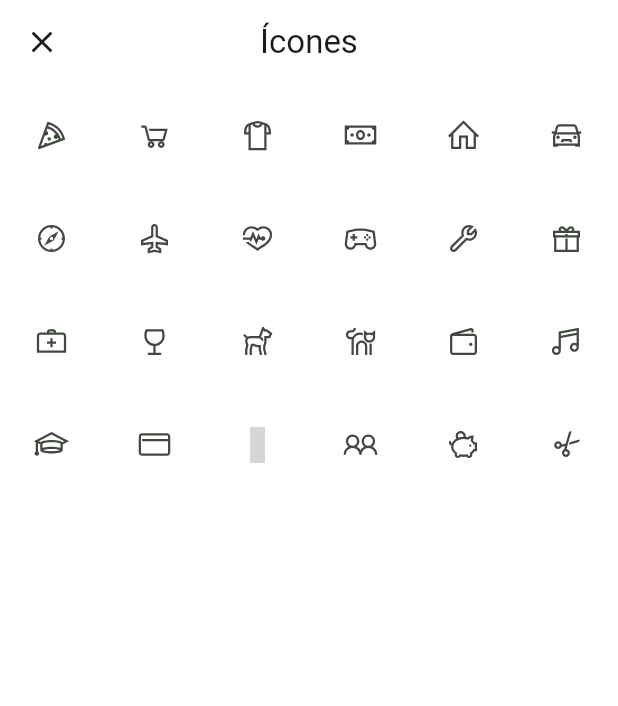
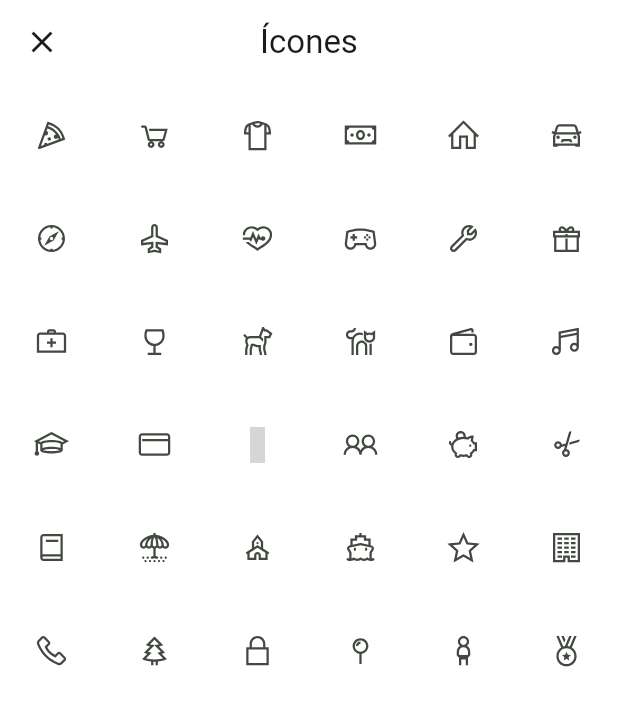
Before and after one commit to lucasdanbatista/budgetbud, a Flutter app: the CategoryIconsBottomSheet screen opened directly, on a phone screen of 412 x 824 dp. Shown: the top 706 px of the screen. Run offline on Flutter 3.47's test engine with Material 2 defaults, Android fonts, the phone set to English and light mode, and no system bars; our stand-ins replace auto_route, flutter_mobx, get_it, line_icons, mobx, shared_preferences and 1 more; missing offline and left inert: easy_mask; accounts and stored records are empty; generated files the repository leaves out were written again; grey boxes are pictures that could not be loaded.

Commit message:
Add more icons

```diff
--- a/lib/core/entities/category.dart
+++ b/lib/core/entities/category.dart
@@ -15,30 +15,42 @@ class Category extends Entity {
   late final List<Expense> expenses;
 
   static const icons = {
-    '8d0486d6': LineIcons.pizzaSlice,
-    '7ebc6c2b': LineIcons.shoppingCart,
-    '13f82d9e': LineIcons.tShirt,
-    'cf357f08': LineIcons.moneyBill,
-    '6df8f3ba': LineIcons.home,
-    '0749e67f': LineIcons.car,
-    '1dff11aa': LineIcons.compass,
-    '7f41acb2': LineIcons.plane,
-    'a410e0a4': LineIcons.heartbeat,
-    'e7b4386f': LineIcons.gamepad,
-    '033572c0': LineIcons.wrench,
-    '2b2c3f83': LineIcons.gift,
-    '0e9598e2': LineIcons.firstAid,
-    '4c4145e2': LineIcons.wineGlass,
-    '0f807d74': LineIcons.dog,
-    '2f350878': LineIcons.cat,
-    '341fa2b5': LineIcons.wallet,
-    'e398d2a4': LineIcons.music,
-    'ee7af55a': LineIcons.graduationCap,
-    '6cd36444': LineIcons.creditCard,
-    'dcb0b3d2': LineIcons.fileInvoiceWithUsDollar,
-    '23ee6987': LineIcons.userFriends,
-    '1b7ee9a0': LineIcons.piggyBank,
-    '49550a2d': LineIcons.cut,
+    '0': LineIcons.pizzaSlice,
+    '1': LineIcons.shoppingCart,
+    '2': LineIcons.tShirt,
+    '3': LineIcons.moneyBill,
+    '4': LineIcons.home,
+    '5': LineIcons.car,
+    '6': LineIcons.compass,
+    '7': LineIcons.plane,
+    '8': LineIcons.heartbeat,
+    '9': LineIcons.gamepad,
+    '10': LineIcons.wrench,
+    '11': LineIcons.gift,
+    '12': LineIcons.firstAid,
+    '13': LineIcons.wineGlass,
+    '14': LineIcons.dog,
+    '15': LineIcons.cat,
+    '16': LineIcons.wallet,
+    '17': LineIcons.music,
+    '18': LineIcons.graduationCap,
+    '19': LineIcons.creditCard,
+    '20': LineIcons.fileInvoiceWithUsDollar,
+    '21': LineIcons.userFriends,
+    '22': LineIcons.piggyBank,
+    '23': LineIcons.cut,
+    '24': LineIcons.book,
+    '25': LineIcons.umbrellaBeach,
+    '26': LineIcons.placeOfWorship,
+    '27': LineIcons.ship,
+    '28': LineIcons.star,
+    '29': LineIcons.building,
+    '30': LineIcons.phone,
+    '31': LineIcons.tree,
+    '32': LineIcons.lock,
+    '33': LineIcons.mapPin,
+    '34': LineIcons.child,
+    '35': LineIcons.medal,
   };
 
   static final colors = [
--- a/lib/features/app/app_page.dart
+++ b/lib/features/app/app_page.dart
@@ -18,6 +18,7 @@ class MainApp extends StatelessWidget {
   Widget build(BuildContext context) {
     return Observer(
       builder: (context) => MaterialApp.router(
+        debugShowCheckedModeBanner: false,
         title: 'BudgetBud',
         theme: ThemeData(
           colorScheme: ColorScheme.fromSeed(
--- a/lib/features/budget_details/widgets/category_bottom_sheet.dart
+++ b/lib/features/budget_details/widgets/category_bottom_sheet.dart
@@ -102,13 +102,17 @@ class _CategoryBottomSheetState extends State<CategoryBottomSheet> {
                 context: context,
                 builder: (context) => const CategoryIconsBottomSheet(),
               );
-              if (icon != null) setState(() => this.icon = icon);
-              if (!context.mounted) return;
-              final color = await showModalBottomSheet<Color>(
-                context: context,
-                builder: (context) => const CategoryColorsBottomSheet(),
-              );
-              if (color != null) setState(() => this.color = color);
+              if (icon != null) {
+                setState(() => this.icon = icon);
+                if (!context.mounted) return;
+                final color = await showModalBottomSheet<Color>(
+                  context: context,
+                  builder: (context) => const CategoryColorsBottomSheet(),
+                );
+                if (color != null) {
+                  setState(() => this.color = color);
+                }
+              }
             },
           ),
         ],
```
